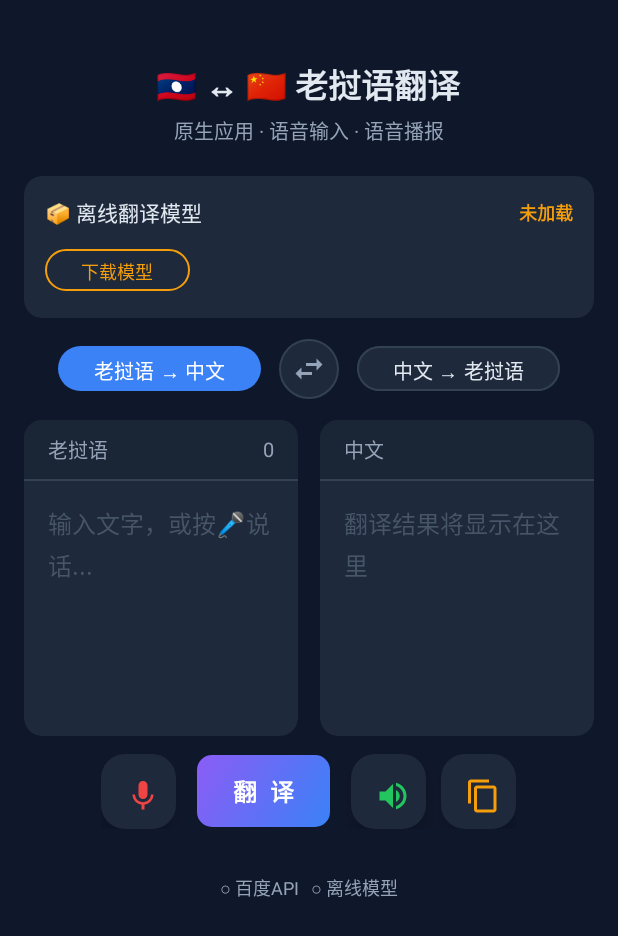
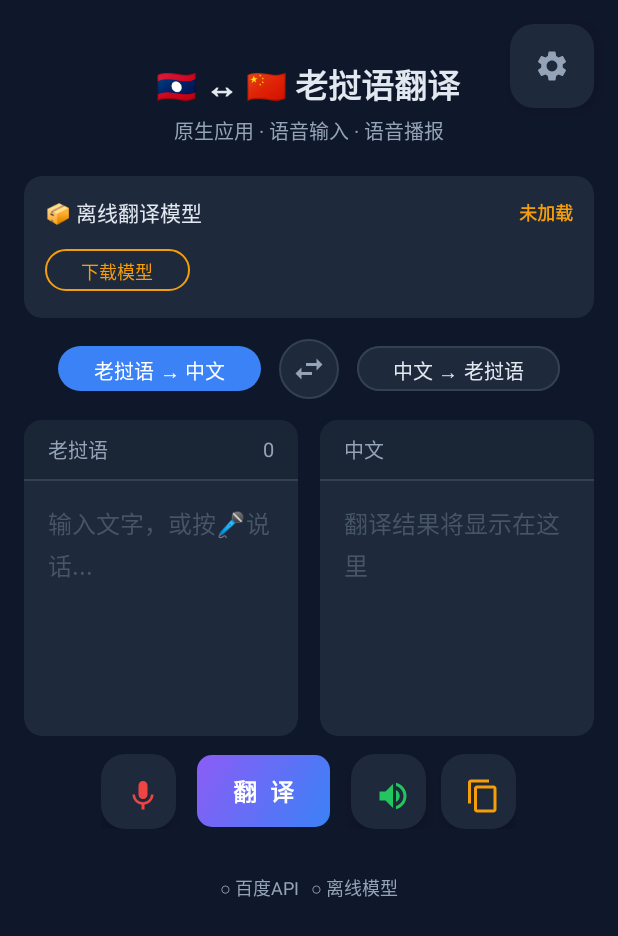
Before and after one commit to guocheng1378/translator-apk, an Android app: the screen it shows after launch (MainActivity), on a phone screen of 412 x 824 dp. Shown: the top 936 px of the screen. Run offline under Robolectric (Android 15) with nearby library versions, the light colour scheme and no system bars; libraries missing offline, so code that uses them is left out: ai.onnxruntime.

Commit message:
fix: 添加设置按钮到布局 + 修复离线模型下载源
- 设置按钮改为布局中固定 FAB（右上角），移除 ActionBar 菜单
- 离线模型下载从不存在的 GitHub Release 改为 HuggingFace
- 下载支持 302 重定向（HuggingFace CDN）
- 新增 encoder_model_quantized.onnx 下载

```diff
--- a/app/src/main/java/com/laotranslate/translator/MainActivity.java
+++ b/app/src/main/java/com/laotranslate/translator/MainActivity.java
@@ -16,8 +16,6 @@ import android.speech.tts.TextToSpeech;
 import android.speech.tts.UtteranceProgressListener;
 import android.text.Editable;
 import android.text.TextWatcher;
-import android.view.Menu;
-import android.view.MenuItem;
 import android.view.View;
 import android.widget.EditText;
 import android.widget.ImageButton;
@@ -61,7 +59,7 @@ public class MainActivity extends AppCompatActivity {
     private MaterialButton btnTranslate, btnLangLoZh, btnLangZhLo;
     private MaterialButton btnDownloadModel, btnDeleteModel;
     private ImageButton btnSwap;
-    private FloatingActionButton fabVoice, fabSpeak, fabCopy;
+    private FloatingActionButton fabVoice, fabSpeak, fabCopy, fabSettings;
     private ProgressBar progressDownload;
 
     // State
@@ -115,7 +113,11 @@ public class MainActivity extends AppCompatActivity {
         fabVoice = findViewById(R.id.fabVoice);
         fabSpeak = findViewById(R.id.fabSpeak);
         fabCopy = findViewById(R.id.fabCopy);
+        fabSettings = findViewById(R.id.fabSettings);
         progressDownload = findViewById(R.id.progressDownload);
+
+        // Settings button
+        fabSettings.setOnClickListener(v -> showSettingsDialog());
 
         // TextWatcher for char count
         etSource.addTextChangedListener(new TextWatcher() {
@@ -587,21 +589,6 @@ public class MainActivity extends AppCompatActivity {
     // Settings (Baidu API credentials)
     // ================================================================
 
-    @Override
-    public boolean onCreateOptionsMenu(Menu menu) {
-        getMenuInflater().inflate(R.menu.main_menu, menu);
-        return true;
-    }
-
-    @Override
-    public boolean onOptionsItemSelected(@NonNull MenuItem item) {
-        if (item.getItemId() == R.id.action_settings) {
-            showSettingsDialog();
-            return true;
-        }
-        return super.onOptionsItemSelected(item);
-    }
-
     private void showSettingsDialog() {
         View dialogView = getLayoutInflater().inflate(R.layout.dialog_settings, null);
         EditText etAppId = dialogView.findViewById(R.id.etAppId);
--- a/app/src/main/java/com/laotranslate/translator/OfflineTranslator.java
+++ b/app/src/main/java/com/laotranslate/translator/OfflineTranslator.java
@@ -20,14 +20,20 @@ import java.util.*;
 public class OfflineTranslator {
     private static final String TAG = "OfflineTranslator";
 
-    // 模型下载地址（替换为你的 GitHub Release 地址）
+    // 模型下载地址 - HuggingFace NLLB-200 distilled 600M
     private static final String MODEL_URL =
-            "https://github.com/guocheng1378/translator-apk/releases/download/model/nllb-200-distilled-600M-quantized.onnx";
+            "https://huggingface.co/Xenova/nllb-200-distilled-600M/resolve/main/onnx/decoder_model_merged_quantized.onnx";
+    private static final String ENCODER_URL =
+            "https://huggingface.co/Xenova/nllb-200-distilled-600M/resolve/main/onnx/encoder_model_quantized.onnx";
     private static final String TOKENIZER_URL =
-            "https://github.com/guocheng1378/translator-apk/releases/download/model/tokenizer.json";
+            "https://huggingface.co/Xenova/nllb-200-distilled-600M/resolve/main/tokenizer.json";
+    private static final String TOKENIZER_CONFIG_URL =
+            "https://huggingface.co/Xenova/nllb-200-distilled-600M/resolve/main/tokenizer_config.json";
 
-    private static final String MODEL_FILE = "nllb-200-distilled-600M-quantized.onnx";
+    private static final String MODEL_FILE = "decoder_model_merged_quantized.onnx";
+    private static final String ENCODER_FILE = "encoder_model_quantized.onnx";
     private static final String TOKENIZER_FILE = "tokenizer.json";
+    private static final String TOKENIZER_CONFIG_FILE = "tokenizer_config.json";
 
     // NLLB-200 语言代码
     private static final String LANG_ZH = "zho_Hans";  // 中文简体
@@ -58,8 +64,10 @@ public class OfflineTranslator {
      */
     public boolean isModelAvailable() {
         File modelFile = new File(context.getFilesDir(), MODEL_FILE);
+        File encoderFile = new File(context.getFilesDir(), ENCODER_FILE);
         File tokenizerFile = new File(context.getFilesDir(), TOKENIZER_FILE);
-        return modelFile.exists() && tokenizerFile.exists() && modelFile.length() > 10_000_000;
+        return modelFile.exists() && encoderFile.exists() && tokenizerFile.exists()
+                && modelFile.length() > 1_000_000 && encoderFile.length() > 1_000_000;
     }
 
     /**
@@ -76,15 +84,27 @@ public class OfflineTranslator {
         new Thread(() -> {
             try {
                 File modelFile = new File(context.getFilesDir(), MODEL_FILE);
+                File encoderFile = new File(context.getFilesDir(), ENCODER_FILE);
                 File tokenizerFile = new File(context.getFilesDir(), TOKENIZER_FILE);
+                File tokenizerConfigFile = new File(context.getFilesDir(), TOKENIZER_CONFIG_FILE);
 
                 // 下载 tokenizer
                 if (!tokenizerFile.exists()) {
                     downloadFile(TOKENIZER_URL, tokenizerFile, null);
                 }
 
-                // 下载模型（带进度）
-                if (!modelFile.exists() || modelFile.length() < 10_000_000) {
+                // 下载 tokenizer config
+                if (!tokenizerConfigFile.exists()) {
+                    downloadFile(TOKENIZER_CONFIG_URL, tokenizerConfigFile, null);
+                }
+
+                // 下载 encoder（带进度）
+                if (!encoderFile.exists() || encoderFile.length() < 1_000_000) {
+                    downloadFile(ENCODER_URL, encoderFile, callback);
+                }
+
+                // 下载 decoder（带进度）
+                if (!modelFile.exists() || modelFile.length() < 1_000_000) {
                     downloadFile(MODEL_URL, modelFile, callback);
                 }
 
@@ -97,9 +117,29 @@ public class OfflineTranslator {
     }
 
     private void downloadFile(String urlStr, File outputFile, DownloadProgressCallback callback) throws IOException {
-        URL url = new URL(urlStr);
-        HttpURLConnection conn = (HttpURLConnection) url.openConnection();
-        conn.connect();
+        // Handle redirects (HuggingFace returns 302)
+        HttpURLConnection conn;
+        int redirects = 0;
+        while (true) {
+            URL url = new URL(urlStr);
+            conn = (HttpURLConnection) url.openConnection();
+            conn.setInstanceFollowRedirects(false);
+            conn.setConnectTimeout(15000);
+            conn.setReadTimeout(60000);
+            conn.connect();
+
+            int code = conn.getResponseCode();
+            if (code == HttpURLConnection.HTTP_MOVED_TEMP || code == HttpURLConnection.HTTP_MOVED_PERM
+                    || code == HttpURLConnection.HTTP_SEE_OTHER || code == 307 || code == 308) {
+                String location = conn.getHeaderField("Location");
+                conn.disconnect();
+                urlStr = location;
+                redirects++;
+                if (redirects > 5) throw new IOException("Too many redirects");
+                continue;
+            }
+            break;
+        }
 
         int fileLength = conn.getContentLength();
         try (InputStream input = new BufferedInputStream(conn.getInputStream());
@@ -264,6 +304,8 @@ public class OfflineTranslator {
     public void deleteModel() {
         release();
         new File(context.getFilesDir(), MODEL_FILE).delete();
+        new File(context.getFilesDir(), ENCODER_FILE).delete();
         new File(context.getFilesDir(), TOKENIZER_FILE).delete();
+        new File(context.getFilesDir(), TOKENIZER_CONFIG_FILE).delete();
     }
 }
--- a/app/src/main/res/layout/activity_main.xml
+++ b/app/src/main/res/layout/activity_main.xml
@@ -6,7 +6,23 @@
     android:layout_height="match_parent"
     android:background="@color/bg_dark">
 
+    <!-- Settings Button (top-right) -->
+    <com.google.android.material.floatingactionbutton.FloatingActionButton
+        android:id="@+id/fabSettings"
+        android:layout_width="wrap_content"
+        android:layout_height="wrap_content"
+        android:layout_gravity="top|end"
+        android:layout_margin="16dp"
+        android:src="@drawable/ic_settings"
+        app:fabSize="mini"
+        app:backgroundTint="@color/card_bg"
+        app:tint="@color/text_dim"
+        app:layout_anchor="@id/scrollView"
+        app:layout_anchorGravity="top|end"
+        android:contentDescription="设置" />
+
     <androidx.core.widget.NestedScrollView
+        android:id="@+id/scrollView"
         android:layout_width="match_parent"
         android:layout_height="match_parent"
         android:fillViewport="true">
```
